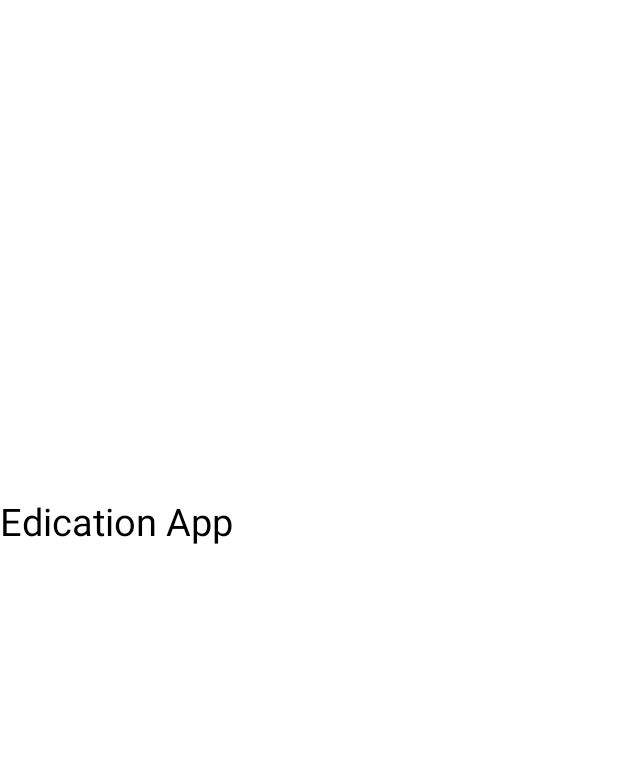
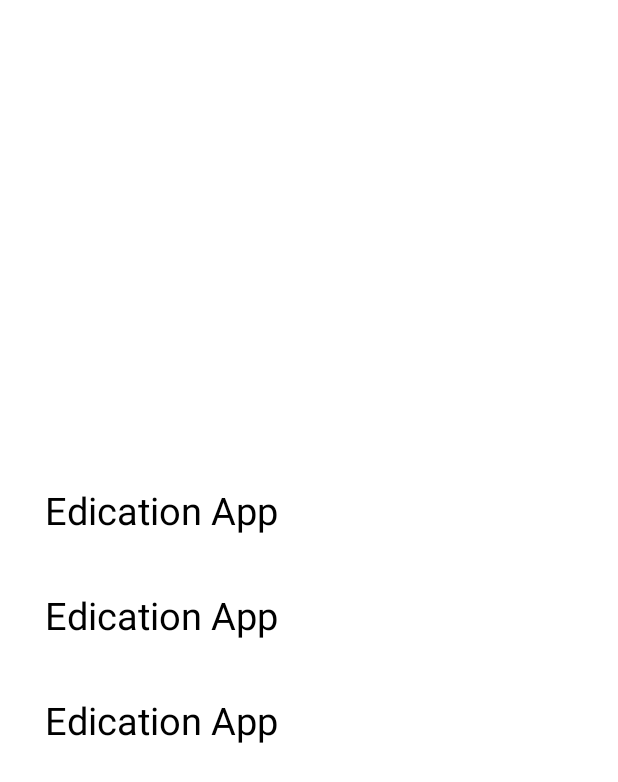
Before and after one commit to MurodKomilov/Play-Market, an Android app: the layout activity_main.xml on its own in the app's theme, with its tools: preview values and no code run, on a phone screen of 412 x 824 dp. Shown: the top 782 px of the screen. Run offline under Robolectric (Android 15) with nearby library versions, the phone set to English and light mode, and no system bars; Roboto replaces fonts that are not available here.

Commit message:
Everything works great

```diff
--- a/app/src/main/res/layout/activity_main.xml
+++ b/app/src/main/res/layout/activity_main.xml
@@ -9,7 +9,7 @@
 
     <androidx.recyclerview.widget.RecyclerView
         android:id="@+id/mainRv"
-        android:layout_width="0dp"
+        android:layout_width="match_parent"
         android:layout_height="wrap_content"
         app:layoutManager="androidx.recyclerview.widget.LinearLayoutManager"
         app:layout_constraintBottom_toBottomOf="parent"
@@ -22,4 +22,6 @@
 
 
 
+
+
 </androidx.constraintlayout.widget.ConstraintLayout>
--- a/app/src/main/res/layout/shelf.xml
+++ b/app/src/main/res/layout/shelf.xml
@@ -2,17 +2,20 @@
 <androidx.constraintlayout.widget.ConstraintLayout xmlns:android="http://schemas.android.com/apk/res/android"
     xmlns:app="http://schemas.android.com/apk/res-auto"
     android:layout_width="match_parent"
-    android:layout_height="match_parent"
+    android:layout_height="wrap_content"
+    android:layout_marginHorizontal="10dp"
     xmlns:tools="http://schemas.android.com/tools">
 
     <TextView
-        android:id="@+id/textView"
+        android:id="@+id/edu_app"
         android:layout_width="wrap_content"
         android:layout_height="wrap_content"
         android:fontFamily="@font/allerta"
         android:text="Edication App"
         android:textColor="@color/black"
         android:textSize="25sp"
+        android:layout_marginTop="15dp"
+        android:layout_marginStart="20dp"
         app:layout_constraintStart_toStartOf="parent"
         app:layout_constraintTop_toTopOf="parent" />
 
@@ -23,10 +26,10 @@
         android:layout_height="wrap_content"
         app:layout_constraintEnd_toEndOf="parent"
         app:layout_constraintStart_toStartOf="parent"
-        app:layout_constraintTop_toBottomOf="@id/textView"
+        app:layout_constraintTop_toBottomOf="@id/edu_app"
         android:layout_marginTop="20dp"
         android:orientation="horizontal"
-        tools:listitem="@layout/education_app"
+        tools:listitem="@layout/item_card"
         app:layoutManager="androidx.recyclerview.widget.LinearLayoutManager"/>
 
 </androidx.constraintlayout.widget.ConstraintLayout>
```
Also changed, not shown: app/src/main/java/com/example/playmarket/AppData.kt (added, +7 -0 lines), app/src/main/java/com/example/playmarket/ApplicationData.kt (+5 -4 lines), app/src/main/java/com/example/playmarket/MainActivity.kt (+30 -8 lines), app/src/main/java/com/example/playmarket/adapters/MainAdapter.kt (added, +39 -0 lines), app/src/main/java/com/example/playmarket/adapters/Shelf_Adapter.kt (renamed from app/src/main/java/com/example/playmarket/adapters/Application_Adapter.kt, +16 -10 lines), app/src/main/res/layout/item_card.xml (renamed from app/src/main/res/layout/education_app.xml, +4 -4 lines).
